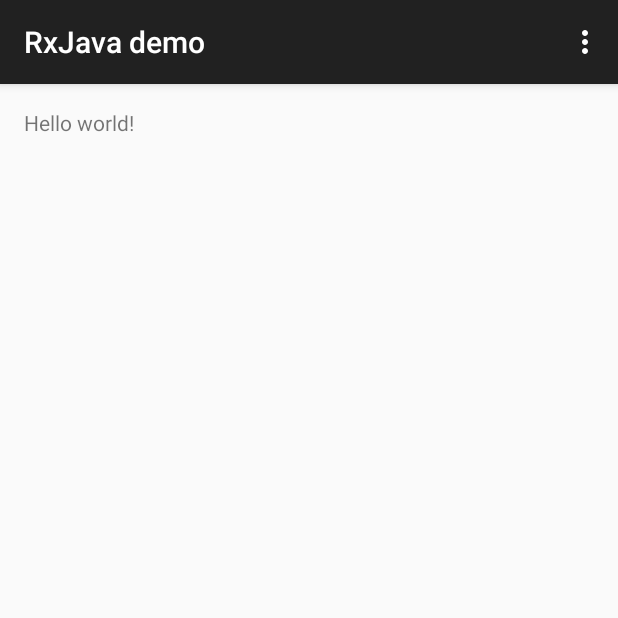
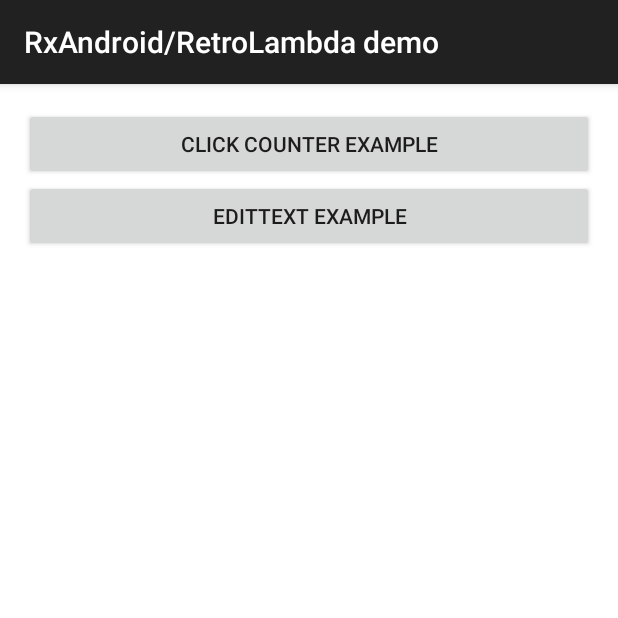
Before and after one commit to hendyyou/RxJava-android, an Android app: the screen it shows after launch (MainActivity before the commit, CoreActivity after it), on a phone screen of 412 x 824 dp, the top half of it. Run offline under Robolectric (Android 15) with nearby library versions, the phone set to English and light mode, and no system bars; our stand-ins replace ButterKnife.

Commit message:
Integration of RxJava/RxAndroid/RetroLambda and few simple UI examples with Rx logic

```diff
--- a/RxJavademo/app/src/main/AndroidManifest.xml
+++ b/RxJavademo/app/src/main/AndroidManifest.xml
@@ -8,7 +8,7 @@
         android:label="@string/app_name"
         android:theme="@style/AppTheme" >
         <activity
-            android:name=".MainActivity"
+            android:name=".activity.CoreActivity"
             android:label="@string/app_name" >
             <intent-filter>
                 <action android:name="android.intent.action.MAIN" />
--- a/RxJavademo/app/src/main/java/com/strv/rxjavademo/MainActivity.java
+++ /dev/null
@@ -1,45 +0,0 @@
-package com.strv.rxjavademo;
-
-import android.support.v7.app.AppCompatActivity;
-import android.os.Bundle;
-import android.view.Menu;
-import android.view.MenuItem;
-
-
-public class MainActivity extends AppCompatActivity
-{
-
-	@Override
-	protected void onCreate(Bundle savedInstanceState)
-	{
-		super.onCreate(savedInstanceState);
-		setContentView(R.layout.activity_main);
-	}
-
-
-	@Override
-	public boolean onCreateOptionsMenu(Menu menu)
-	{
-		// Inflate the menu; this adds items to the action bar if it is present.
-		getMenuInflater().inflate(R.menu.menu_main, menu);
-		return true;
-	}
-
-
-	@Override
-	public boolean onOptionsItemSelected(MenuItem item)
-	{
-		// Handle action bar item clicks here. The action bar will
-		// automatically handle clicks on the Home/Up button, so long
-		// as you specify a parent activity in AndroidManifest.xml.
-		int id = item.getItemId();
-
-		//noinspection SimplifiableIfStatement
-		if(id == R.id.action_settings)
-		{
-			return true;
-		}
-
-		return super.onOptionsItemSelected(item);
-	}
-}
--- /dev/null
+++ b/RxJavademo/app/src/main/java/com/strv/rxjavademo/activity/CoreActivity.java
@@ -0,0 +1,29 @@
+package com.strv.rxjavademo.activity;
+
+import android.support.v7.app.AppCompatActivity;
+import android.os.Bundle;
+
+import com.strv.rxjavademo.fragment.CoreFragment;
+
+
+public class CoreActivity extends AppCompatActivity
+{
+
+	@Override
+	protected void onCreate(Bundle savedInstanceState)
+	{
+		super.onCreate(savedInstanceState);
+
+		if (savedInstanceState == null)
+		{
+			getSupportFragmentManager().beginTransaction()
+					.replace(android.R.id.content, CoreFragment.newInstance(), this.toString())
+					.commit();
+		}
+
+		runOnUiThread( () ->
+		{}
+		);
+	}
+
+}
--- /dev/null
+++ b/RxJavademo/app/src/main/java/com/strv/rxjavademo/fragment/CoreFragment.java
@@ -0,0 +1,85 @@
+package com.strv.rxjavademo.fragment;
+
+import android.app.Activity;
+import android.os.Bundle;
+import android.support.annotation.Nullable;
+import android.view.LayoutInflater;
+import android.view.View;
+import android.view.ViewGroup;
+
+import com.strv.rxjavademo.R;
+
+import butterknife.ButterKnife;
+import butterknife.OnClick;
+
+
+public class CoreFragment extends android.support.v4.app.Fragment
+{
+
+	public static CoreFragment newInstance()
+	{
+		CoreFragment fragment = new CoreFragment();
+		return fragment;
+	}
+
+
+	@Override
+	public void onCreate(Bundle savedInstanceState)
+	{
+		super.onCreate(savedInstanceState);
+		if(getArguments() != null)
+		{
+
+		}
+	}
+
+
+	@Override
+	public View onCreateView(LayoutInflater inflater, @Nullable ViewGroup container, @Nullable Bundle savedInstanceState)
+	{
+		View layout = inflater.inflate(R.layout.fragment_core, container, false);
+		ButterKnife.bind(this, layout);
+		return layout;
+	}
+
+
+	@OnClick(R.id.fragment_core_click_button)
+	public void clickCounterDemo()
+	{
+		getActivity().getSupportFragmentManager()
+				.beginTransaction()
+				.addToBackStack(ClickCounterFragment.class.getName())
+				.setCustomAnimations(R.anim.slide_enter, R.anim.slide_exit, R.anim.slide_enter_pop, R.anim.slide_exit_pop)
+				.replace(android.R.id.content,
+						ClickCounterFragment.newInstance(),
+						ClickCounterFragment.class.getName())
+				.commit();
+	}
+
+
+	@OnClick(R.id.fragment_core_edittext_button)
+	public void clickEditTextDemo()
+	{
+		getActivity().getSupportFragmentManager()
+				.beginTransaction()
+				.addToBackStack(EditTextExampleFragment.class.getName())
+				.setCustomAnimations(R.anim.slide_enter, R.anim.slide_exit, R.anim.slide_enter_pop, R.anim.slide_exit_pop)
+				.replace(android.R.id.content,
+						EditTextExampleFragment.newInstance(),
+						EditTextExampleFragment.class.getName())
+				.commit();
+	}
+
+	@Override
+	public void onAttach(Activity activity)
+	{
+		super.onAttach(activity);
+	}
+
+
+	@Override
+	public void onDetach()
+	{
+		super.onDetach();
+	}
+}
--- /dev/null
+++ b/RxJavademo/app/src/main/res/anim/slide_enter.xml
@@ -0,0 +1,8 @@
+<?xml version="1.0" encoding="utf-8"?>
+<set>
+  <translate xmlns:android="http://schemas.android.com/apk/res/android"
+   android:fromXDelta="100%"
+   android:toXDelta="0"
+   android:interpolator="@android:anim/decelerate_interpolator"
+   android:duration="@integer/fragment_animation_duration"/>
+</set>
--- /dev/null
+++ b/RxJavademo/app/src/main/res/anim/slide_enter_pop.xml
@@ -0,0 +1,8 @@
+<?xml version="1.0" encoding="utf-8"?>
+<set>
+  <translate xmlns:android="http://schemas.android.com/apk/res/android"
+   android:fromXDelta="-100%"
+   android:toXDelta="0"
+   android:interpolator="@android:anim/decelerate_interpolator"
+   android:duration="@integer/fragment_animation_duration"/>
+</set>
--- /dev/null
+++ b/RxJavademo/app/src/main/res/anim/slide_exit.xml
@@ -0,0 +1,8 @@
+<?xml version="1.0" encoding="utf-8"?>
+<set>
+  <translate xmlns:android="http://schemas.android.com/apk/res/android"
+   android:fromXDelta="0"
+   android:toXDelta="-100%"
+   android:interpolator="@android:anim/decelerate_interpolator"
+   android:duration="@integer/fragment_animation_duration"/>
+</set>
--- /dev/null
+++ b/RxJavademo/app/src/main/res/anim/slide_exit_pop.xml
@@ -0,0 +1,8 @@
+<?xml version="1.0" encoding="utf-8"?>
+<set>
+  <translate xmlns:android="http://schemas.android.com/apk/res/android"
+   android:fromXDelta="0"
+   android:toXDelta="100%"
+   android:interpolator="@android:anim/decelerate_interpolator"
+   android:duration="@integer/fragment_animation_duration"/>
+</set>
--- a/RxJavademo/app/src/main/res/layout/activity_main.xml
+++ /dev/null
@@ -1,16 +0,0 @@
-<RelativeLayout xmlns:android="http://schemas.android.com/apk/res/android"
-				xmlns:tools="http://schemas.android.com/tools"
-				android:layout_width="match_parent"
-				android:layout_height="match_parent"
-				android:paddingLeft="@dimen/activity_horizontal_margin"
-				android:paddingRight="@dimen/activity_horizontal_margin"
-				android:paddingTop="@dimen/activity_vertical_margin"
-				android:paddingBottom="@dimen/activity_vertical_margin"
-				tools:context=".MainActivity">
-
-	<TextView
-		android:text="@string/hello_world"
-		android:layout_width="wrap_content"
-		android:layout_height="wrap_content"/>
-
-</RelativeLayout>
--- /dev/null
+++ b/RxJavademo/app/src/main/res/layout/fragment_core.xml
@@ -0,0 +1,37 @@
+<ScrollView
+	android:layout_height="match_parent"
+	android:layout_width="match_parent"
+	xmlns:android="http://schemas.android.com/apk/res/android"
+	android:background="@android:color/white"
+	>
+
+	<LinearLayout
+		android:orientation="vertical"
+		android:layout_height="wrap_content"
+		android:layout_width="match_parent"
+		android:paddingTop="@dimen/activity_vertical_margin"
+		android:paddingBottom="@dimen/activity_vertical_margin"
+		android:paddingLeft="@dimen/activity_horizontal_margin"
+		android:paddingRight="@dimen/activity_horizontal_margin"
+		xmlns:android="http://schemas.android.com/apk/res/android"
+		xmlns:tools="http://schemas.android.com/tools"
+		tools:context=".DemoActivity"
+		>
+
+		<Button
+			android:id="@+id/fragment_core_click_button"
+			android:layout_height="wrap_content"
+			android:layout_width="match_parent"
+			android:text="@string/fragment_core_click_button_text"
+			/>
+
+		<Button
+			android:id="@+id/fragment_core_edittext_button"
+			android:layout_height="wrap_content"
+			android:layout_width="match_parent"
+			android:text="@string/fragment_core_edittext_button_text"
+			/>
+
+	</LinearLayout>
+
+</ScrollView>
--- a/RxJavademo/app/src/main/res/menu/menu_main.xml
+++ /dev/null
@@ -1,9 +0,0 @@
-<menu xmlns:android="http://schemas.android.com/apk/res/android"
-	  xmlns:app="http://schemas.android.com/apk/res-auto"
-	  xmlns:tools="http://schemas.android.com/tools"
-	  tools:context=".MainActivity">
-	<item android:id="@+id/action_settings"
-		  android:title="@string/action_settings"
-		  android:orderInCategory="100"
-		  app:showAsAction="never"/>
-</menu>
--- a/RxJavademo/app/src/main/res/values/dimens.xml
+++ b/RxJavademo/app/src/main/res/values/dimens.xml
@@ -2,4 +2,9 @@
 	<!-- Default screen margins, per the Android Design guidelines. -->
 	<dimen name="activity_horizontal_margin">16dp</dimen>
 	<dimen name="activity_vertical_margin">16dp</dimen>
+
+	<dimen name="textview_height">100dp</dimen>
+
+	<!-- Duration of transition animation of fragments-->
+	<integer name="fragment_animation_duration">250</integer>
 </resources>
--- a/RxJavademo/app/src/main/res/values/strings.xml
+++ b/RxJavademo/app/src/main/res/values/strings.xml
@@ -1,6 +1,18 @@
 <resources>
-	<string name="app_name">RxJava demo</string>
 
-	<string name="hello_world">Hello world!</string>
-	<string name="action_settings">Settings</string>
+	<!-- General String -->
+	<string name="app_name">RxAndroid/RetroLambda demo</string>
+
+	<!-- Core fragment String -->
+	<string name="fragment_core_click_button_text">Click counter example</string>
+	<string name="fragment_core_edittext_button_text">EditText example</string>
+
+	<!-- Click Counter fragment String -->
+	<string name="fragment_click_counter_button_lambda_text">Lambda counter</string>
+	<string name="fragment_click_counter_button_rxandroid_text">RxAndroid counter</string>
+
+	<!-- EditText fragment String -->
+	<string name="fragment_edittext_lambda_header">Using lambdas:</string>
+	<string name="fragment_edittext_rxandroid_header">Using just RxAndroid:</string>
+	<string name="fragment_edittext_edittext_hist">\"test\" postfix needed</string>
 </resources>
--- a/RxJavademo/build.gradle
+++ b/RxJavademo/build.gradle
@@ -3,10 +3,11 @@
 buildscript {
 	repositories {
 		jcenter()
+		mavenCentral()
 	}
 	dependencies {
 		classpath 'com.android.tools.build:gradle:1.2.3'
-
+		classpath 'me.tatarka:gradle-retrolambda:3.1.0'
 		// NOTE: Do not place your application dependencies here; they belong
 		// in the individual module build.gradle files
 	}
```
Also changed, not shown: RxJavademo/app/build.gradle (+27 -0 lines), RxJavademo/app/src/main/java/com/strv/rxjavademo/fragment/ClickCounterFragment.java (added, +130 -0 lines), RxJavademo/app/src/main/java/com/strv/rxjavademo/fragment/EditTextExampleFragment.java (added, +128 -0 lines), RxJavademo/app/src/main/res/layout/fragment_click_counter.xml (added, +29 -0 lines), RxJavademo/app/src/main/res/layout/fragment_edittext_example.xml (added, +60 -0 lines), 1 other file.
